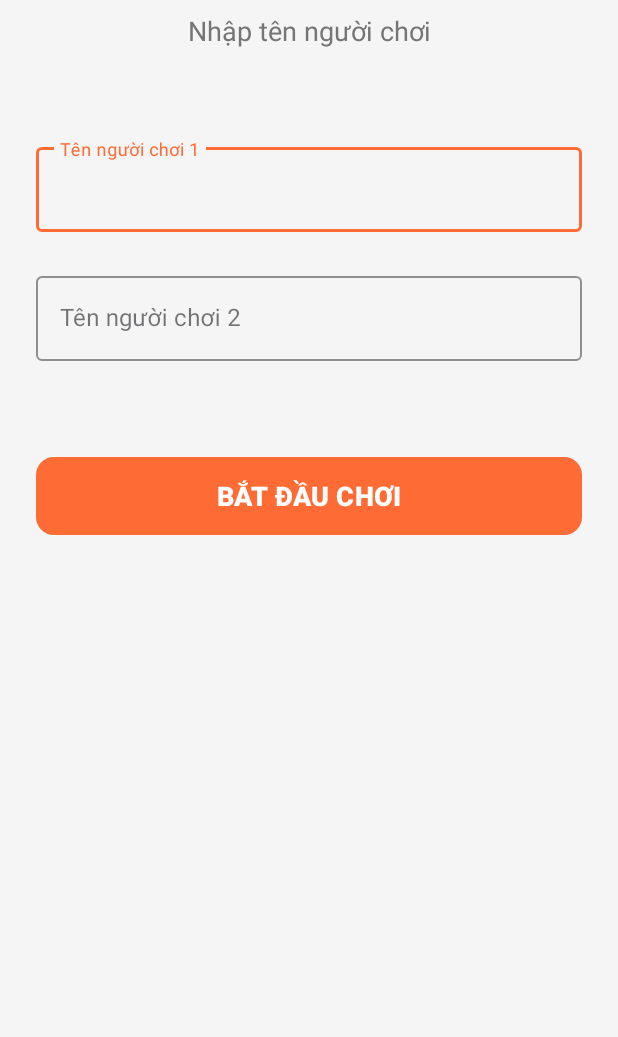
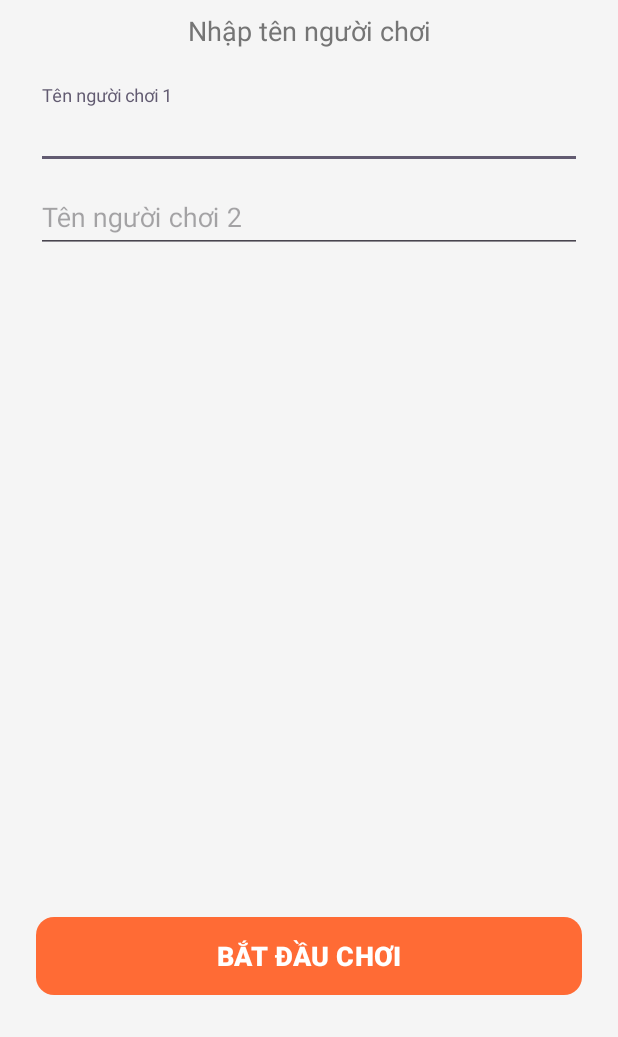
Before and after one commit to mr0tran/tien-tuu, an Android app: the StartActivity screen opened directly, with no data from a screen before it, on a phone screen of 412 x 824 dp, the part 199-1236 px from its top. Run offline under Robolectric (Android 15) with nearby library versions, the phone set to English and light mode, and no system bars.

Commit message:
StartActivity nhap ten nguoi choi

```diff
--- a/app/src/main/java/com/example/tientuu/StartActivity.java
+++ b/app/src/main/java/com/example/tientuu/StartActivity.java
@@ -3,63 +3,66 @@ package com.example.tientuu;
 import android.content.Intent;
 import android.os.Bundle;
 import android.text.TextUtils;
-import android.view.View;
+import android.widget.LinearLayout;
 import android.widget.Toast;
 
 import androidx.appcompat.app.AppCompatActivity;
 
 import com.google.android.material.button.MaterialButton;
 import com.google.android.material.textfield.TextInputEditText;
+import com.google.android.material.textfield.TextInputLayout;
+
+import java.util.ArrayList;
 
 public class StartActivity extends AppCompatActivity {
 
-    private TextInputEditText etPlayer1, etPlayer2;
+    private LinearLayout layoutPlayerInputs;
     private MaterialButton btnStart;
+    private ArrayList<TextInputEditText> playerInputs = new ArrayList<>();
+    private int numPlayers;
 
     @Override
     protected void onCreate(Bundle savedInstanceState) {
         super.onCreate(savedInstanceState);
         setContentView(R.layout.activity_start);
 
-        // Initialize views
-        etPlayer1 = findViewById(R.id.etPlayer1);
-        etPlayer2 = findViewById(R.id.etPlayer2);
+        layoutPlayerInputs = findViewById(R.id.layoutPlayerInputs);
         btnStart = findViewById(R.id.btnStart);
 
-        // Set click listener for start button
-        btnStart.setOnClickListener(new View.OnClickListener() {
-            @Override
-            public void onClick(View v) {
-                startGame();
-            }
-        });
+        // Nhận số người chơi từ MainActivity
+        numPlayers = getIntent().getIntExtra("numPlayers", 2);
+
+        // Tạo input động
+        for (int i = 1; i <= numPlayers; i++) {
+            TextInputLayout til = new TextInputLayout(this, null, com.google.android.material.R.style.Widget_MaterialComponents_TextInputLayout_OutlinedBox);
+            til.setHint("Tên người chơi " + i);
+
+            TextInputEditText et = new TextInputEditText(this);
+            et.setMaxLines(1);
+            til.addView(et);
+
+            layoutPlayerInputs.addView(til);
+            playerInputs.add(et);
+        }
+
+        // Xử lý nút Bắt đầu
+        btnStart.setOnClickListener(v -> startGame());
     }
 
     private void startGame() {
-        String player1Name = etPlayer1.getText().toString().trim();
-        String player2Name = etPlayer2.getText().toString().trim();
+        ArrayList<String> playerNames = new ArrayList<>();
 
-        // Validate input
-        if (TextUtils.isEmpty(player1Name)) {
-            etPlayer1.setError("Vui lòng nhập tên người chơi 1");
-            return;
+        for (int i = 0; i < playerInputs.size(); i++) {
+            String name = playerInputs.get(i).getText() != null ? playerInputs.get(i).getText().toString().trim() : "";
+            if (TextUtils.isEmpty(name)) {
+                name = "Người chơi " + (i + 1); // default nếu bỏ trống
+            }
+            playerNames.add(name);
         }
 
-        if (TextUtils.isEmpty(player2Name)) {
-            etPlayer2.setError("Vui lòng nhập tên người chơi 2");
-            return;
-        }
-
-        if (player1Name.equals(player2Name)) {
-            Toast.makeText(this, "Tên người chơi không được trùng nhau", Toast.LENGTH_SHORT).show();
-            return;
-        }
-
-        // Start game activity with player names
+        // Truyền danh sách tên sang GameActivity
         Intent intent = new Intent(StartActivity.this, GameActivity.class);
-        intent.putExtra("player1_name", player1Name);
-        intent.putExtra("player2_name", player2Name);
+        intent.putStringArrayListExtra("PLAYER_NAMES", playerNames);
         startActivity(intent);
-        finish(); // Close this activity
     }
 }
--- a/app/src/main/res/layout/activity_start.xml
+++ b/app/src/main/res/layout/activity_start.xml
@@ -34,65 +34,30 @@
         app:layout_constraintStart_toStartOf="parent"
         app:layout_constraintTop_toBottomOf="@id/tvTitle" />
 
-    <!-- Player 1 Input -->
-    <com.google.android.material.textfield.TextInputLayout
-        android:id="@+id/tilPlayer1"
-        style="@style/Widget.MaterialComponents.TextInputLayout.OutlinedBox"
+    <!-- Container để add ô nhập tên động -->
+    <LinearLayout
+        android:id="@+id/layoutPlayerInputs"
         android:layout_width="0dp"
-        android:layout_height="wrap_content"
-        android:layout_marginTop="60dp"
-        android:hint="Tên người chơi 1"
-        app:boxStrokeColor="@color/primary_color"
-        app:hintTextColor="@color/primary_color"
-        app:layout_constraintEnd_toEndOf="parent"
+        android:layout_height="0dp"
+        android:orientation="vertical"
+        android:paddingTop="24dp"
+        app:layout_constraintTop_toBottomOf="@id/tvSubtitle"
+        app:layout_constraintBottom_toTopOf="@id/btnStart"
         app:layout_constraintStart_toStartOf="parent"
-        app:layout_constraintTop_toBottomOf="@id/tvSubtitle">
-
-        <com.google.android.material.textfield.TextInputEditText
-            android:id="@+id/etPlayer1"
-            android:layout_width="match_parent"
-            android:layout_height="wrap_content"
-            android:inputType="textPersonName"
-            android:maxLines="1" />
-
-    </com.google.android.material.textfield.TextInputLayout>
-
-    <!-- Player 2 Input -->
-    <com.google.android.material.textfield.TextInputLayout
-        android:id="@+id/tilPlayer2"
-        style="@style/Widget.MaterialComponents.TextInputLayout.OutlinedBox"
-        android:layout_width="0dp"
-        android:layout_height="wrap_content"
-        android:layout_marginTop="24dp"
-        android:hint="Tên người chơi 2"
-        app:boxStrokeColor="@color/primary_color"
-        app:hintTextColor="@color/primary_color"
-        app:layout_constraintEnd_toEndOf="parent"
-        app:layout_constraintStart_toStartOf="parent"
-        app:layout_constraintTop_toBottomOf="@id/tilPlayer1">
-
-        <com.google.android.material.textfield.TextInputEditText
-            android:id="@+id/etPlayer2"
-            android:layout_width="match_parent"
-            android:layout_height="wrap_content"
-            android:inputType="textPersonName"
-            android:maxLines="1" />
-
-    </com.google.android.material.textfield.TextInputLayout>
+        app:layout_constraintEnd_toEndOf="parent" />
 
     <!-- Start Button -->
     <com.google.android.material.button.MaterialButton
         android:id="@+id/btnStart"
         android:layout_width="0dp"
         android:layout_height="60dp"
-        android:layout_marginTop="60dp"
         android:text="BẮT ĐẦU CHƠI"
         android:textSize="18sp"
         android:textStyle="bold"
         app:backgroundTint="@color/primary_color"
         app:cornerRadius="12dp"
+        app:layout_constraintBottom_toBottomOf="parent"
         app:layout_constraintEnd_toEndOf="parent"
-        app:layout_constraintStart_toStartOf="parent"
-        app:layout_constraintTop_toBottomOf="@id/tilPlayer2" />
+        app:layout_constraintStart_toStartOf="parent" />
 
 </androidx.constraintlayout.widget.ConstraintLayout>
```
